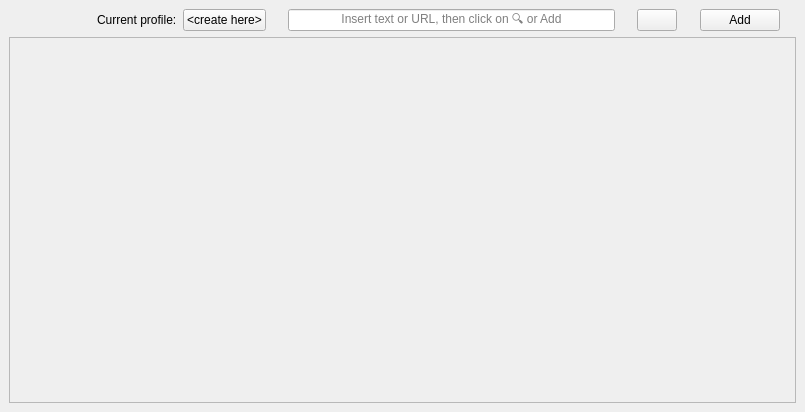
Qt form mainwindow.ui (getzin/cliPro) before a commit.
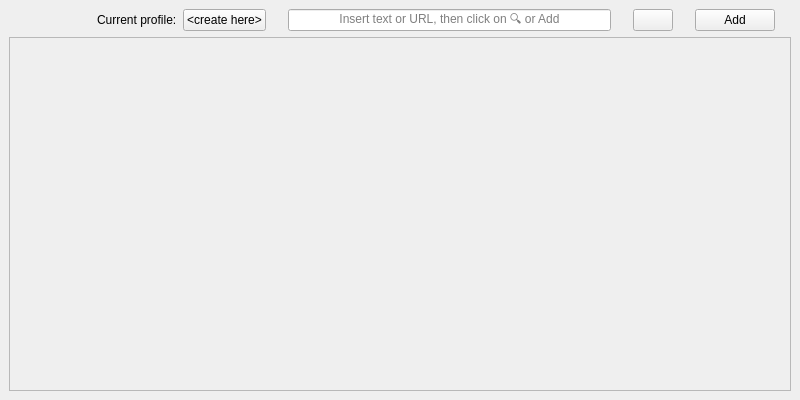
The same form after that commit. Icons and pictures are not drawn.

The edit to the form file:
```diff
--- a/mainwindow.ui
+++ b/mainwindow.ui
@@ -6,8 +6,8 @@
    <rect>
     <x>0</x>
     <y>0</y>
-    <width>805</width>
-    <height>412</height>
+    <width>800</width>
+    <height>400</height>
    </rect>
   </property>
   <property name="windowTitle">
@@ -182,8 +182,8 @@
         <rect>
          <x>0</x>
          <y>0</y>
-         <width>785</width>
-         <height>351</height>
+         <width>780</width>
+         <height>340</height>
         </rect>
        </property>
        <layout class="QGridLayout" name="scrollGrid"/>
```
Left out of the diff: 2 changed lines with no effect on the pictures.
